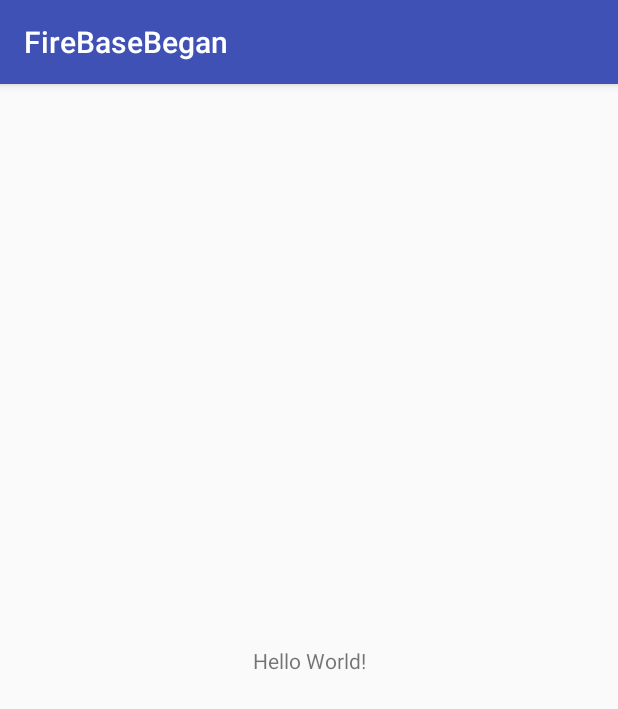
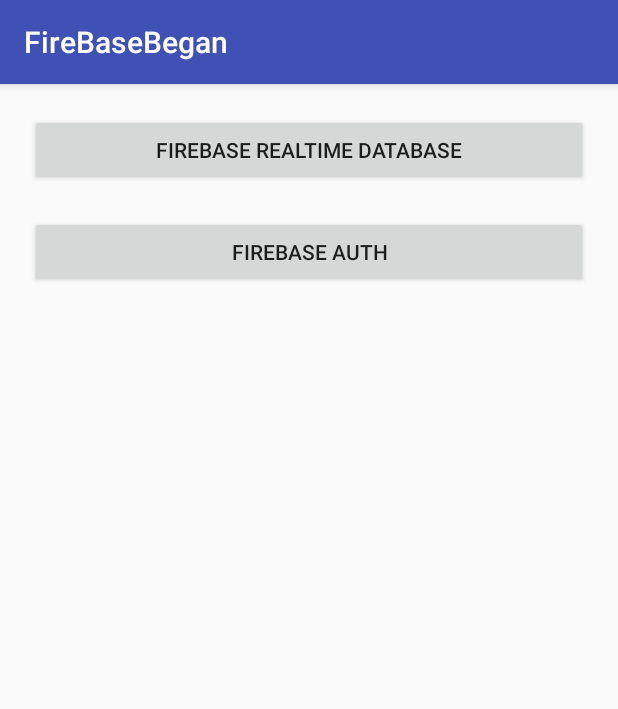
Before and after one commit to surjit16/FireBaseBegan, an Android app: the screen it shows after launch (MainActivity), on a phone screen of 412 x 824 dp. Shown: the top 709 px of the screen. Run offline under Robolectric (Android 15) with nearby library versions, the phone set to English and light mode, and no system bars; our stand-ins replace Firebase (no records; nobody signed in at launch, a user with empty details on screens opened directly).

Commit message:
Set Up Environment

```diff
--- a/app/src/main/AndroidManifest.xml
+++ b/app/src/main/AndroidManifest.xml
@@ -1,6 +1,8 @@
 <?xml version="1.0" encoding="utf-8"?>
 <manifest xmlns:android="http://schemas.android.com/apk/res/android"
     package="in.surjitsingh.firebasebegan">
+
+    <uses-permission android:name="android.permission.INTERNET" />
 
     <application
         android:allowBackup="true"
@@ -16,6 +18,7 @@
                 <category android:name="android.intent.category.LAUNCHER" />
             </intent-filter>
         </activity>
+        <activity android:name=".rtdb.RTDBActivity"></activity>
     </application>
 
 </manifest>
--- a/app/src/main/java/in/surjitsingh/firebasebegan/MainActivity.java
+++ b/app/src/main/java/in/surjitsingh/firebasebegan/MainActivity.java
@@ -1,7 +1,12 @@
 package in.surjitsingh.firebasebegan;
 
+import android.content.Intent;
 import android.support.v7.app.AppCompatActivity;
 import android.os.Bundle;
+import android.view.View;
+
+import com.google.firebase.database.DatabaseReference;
+import com.google.firebase.database.FirebaseDatabase;
 
 public class MainActivity extends AppCompatActivity {
 
@@ -9,5 +14,19 @@ public class MainActivity extends AppCompatActivity {
     protected void onCreate(Bundle savedInstanceState) {
         super.onCreate(savedInstanceState);
         setContentView(R.layout.activity_main);
+
+        findViewById(R.id.fRTDB).setOnClickListener(new View.OnClickListener() {
+            @Override
+            public void onClick(View v) {
+                startActivity(new Intent(MainActivity.this, ));
+            }
+        });
+
+        findViewById(R.id.fAuth).setOnClickListener(new View.OnClickListener() {
+            @Override
+            public void onClick(View v) {
+
+            }
+        });
     }
 }
--- a/app/src/main/java/in/surjitsingh/firebasebegan/rtdb/RTDBActivity.java
+++ b/app/src/main/java/in/surjitsingh/firebasebegan/rtdb/RTDBActivity.java
@@ -2,6 +2,8 @@ package in.surjitsingh.firebasebegan.rtdb;
 
 import android.support.v7.app.AppCompatActivity;
 import android.os.Bundle;
+
+import in.surjitsingh.firebasebegan.R;
 
 public class RTDBActivity extends AppCompatActivity {
 
--- a/app/src/main/res/layout/activity_main.xml
+++ b/app/src/main/res/layout/activity_main.xml
@@ -1,18 +1,25 @@
 <?xml version="1.0" encoding="utf-8"?>
-<android.support.constraint.ConstraintLayout xmlns:android="http://schemas.android.com/apk/res/android"
+<LinearLayout xmlns:android="http://schemas.android.com/apk/res/android"
     xmlns:app="http://schemas.android.com/apk/res-auto"
     xmlns:tools="http://schemas.android.com/tools"
     android:layout_width="match_parent"
     android:layout_height="match_parent"
-    tools:context=".MainActivity">
+    tools:context=".MainActivity"
+    android:orientation="vertical"
+    android:layout_margin="20dp">
 
-    <TextView
-        android:layout_width="wrap_content"
+    <Button
+        android:id="@+id/fRTDB"
+        android:layout_width="match_parent"
         android:layout_height="wrap_content"
-        android:text="Hello World!"
-        app:layout_constraintBottom_toBottomOf="parent"
-        app:layout_constraintLeft_toLeftOf="parent"
-        app:layout_constraintRight_toRightOf="parent"
-        app:layout_constraintTop_toTopOf="parent" />
+        android:text="Firebase Realtime Database"
+        android:layout_marginBottom="20dp"/>
 
-</android.support.constraint.ConstraintLayout>
+    <Button
+        android:id="@+id/fAuth"
+        android:layout_width="match_parent"
+        android:layout_height="wrap_content"
+        android:text="Firebase Auth"
+        android:layout_marginBottom="20dp"/>
+
+</LinearLayout>
--- a/build.gradle
+++ b/build.gradle
@@ -8,6 +8,7 @@ buildscript {
     }
     dependencies {
         classpath 'com.android.tools.build:gradle:3.1.4'
+        classpath 'com.google.gms:google-services:4.1.0'
 
 
         // NOTE: Do not place your application dependencies here; they belong
```
Also changed, not shown: app/build.gradle (+13 -3 lines), 1 other file.
